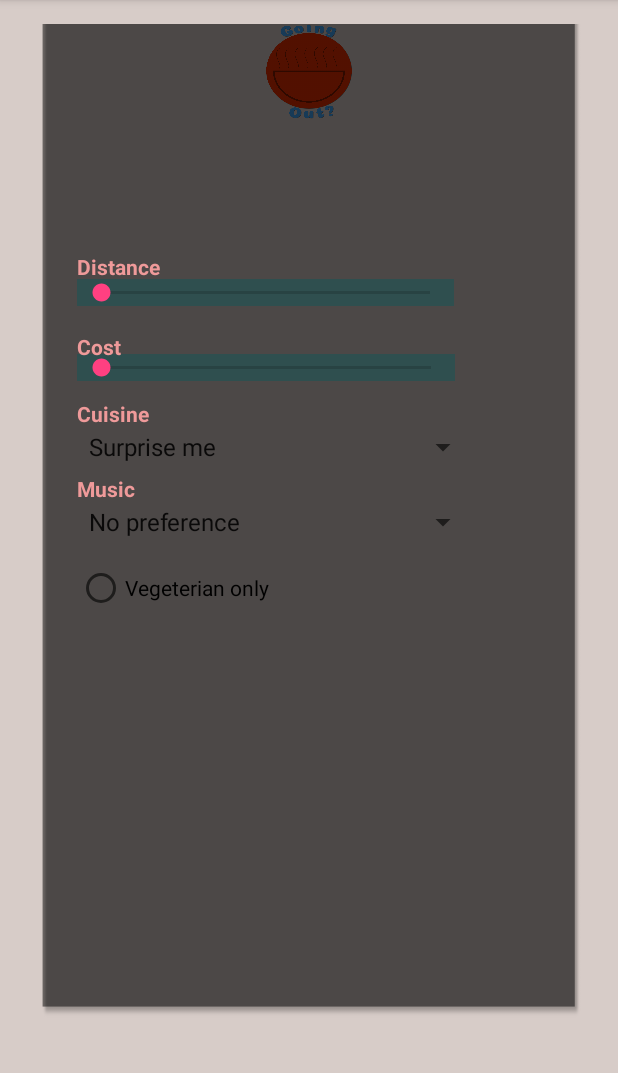
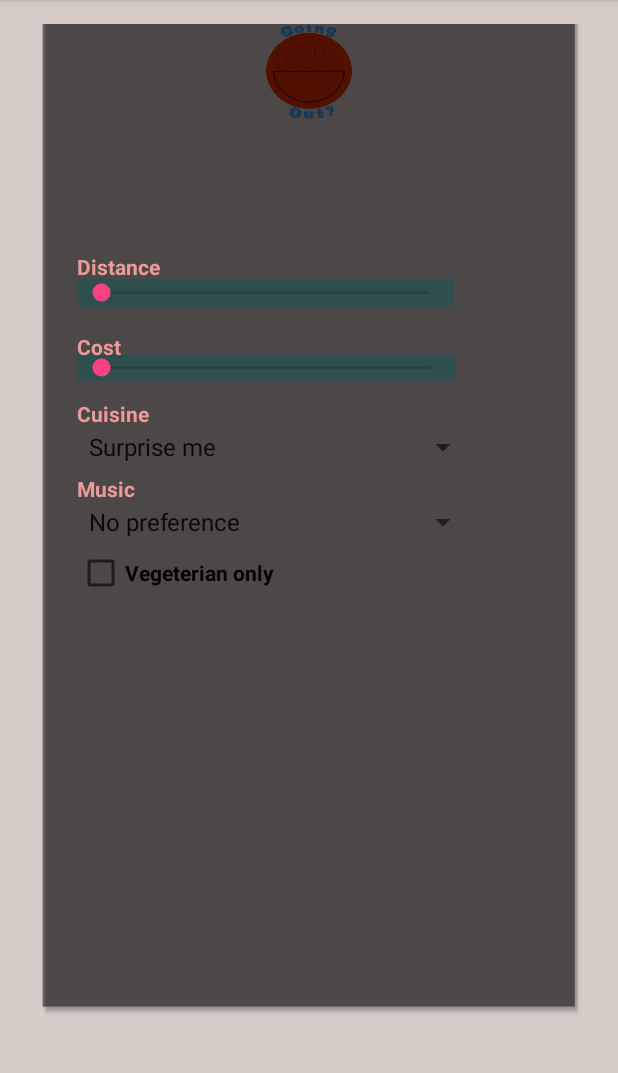
Before and after one commit to Aashish-bhagat/GoOut, an Android app: the FilterActivity screen opened directly, with no data from a screen before it, on a phone screen of 412 x 824 dp, the part 84-1157 px from its top. Run offline under Robolectric (Android 15) with nearby library versions, the phone set to English and light mode, and no system bars.

Commit message:
VKD-first page done.

```diff
--- a/app/src/main/res/layout/activity_filter.xml
+++ b/app/src/main/res/layout/activity_filter.xml
@@ -146,13 +146,15 @@
             android:layout_marginStart="35dp"
             android:foregroundTint="@color/cast_libraries_material_featurehighlight_outer_highlight_default_color" />
 
-        <RadioButton
+        <CheckBox
             android:text="Vegeterian only"
             android:layout_width="wrap_content"
             android:layout_height="wrap_content"
-            android:id="@+id/radioButton"
-            android:layout_marginTop="360dp"
-            android:layout_marginStart="35dp" />
+            android:id="@+id/checkBox"
+            android:layout_marginTop="350dp"
+            android:layout_marginStart="35dp"
+            tools:textColor="@color/Pinkish"
+            android:textStyle="normal|bold"/>
 
 
     </FrameLayout>
```
